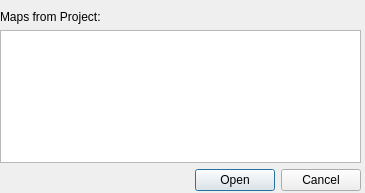
Before: the Qt Designer form UI/openMap.ui in mratmartinez/Mapuche, drawn with Qt 5.
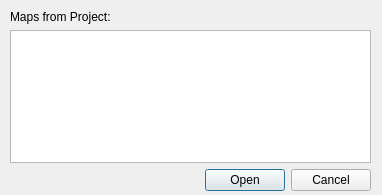
After: the same form once the commit is applied.

Commit message: Qt5 GUI looks a little "compressed" to my eyes. So I had to make bigger the windows and move the layouts. Now it looks very great

What changed in the file:
```diff
--- a/UI/openMap.ui
+++ b/UI/openMap.ui
@@ -6,8 +6,8 @@
    <rect>
     <x>0</x>
     <y>0</y>
-    <width>365</width>
-    <height>193</height>
+    <width>382</width>
+    <height>195</height>
    </rect>
   </property>
   <property name="windowTitle">
@@ -16,7 +16,7 @@
   <widget class="QWidget" name="verticalLayoutWidget">
    <property name="geometry">
     <rect>
-     <x>0</x>
+     <x>10</x>
      <y>10</y>
      <width>361</width>
      <height>181</height>
```
The commit also changes 2 other files.
